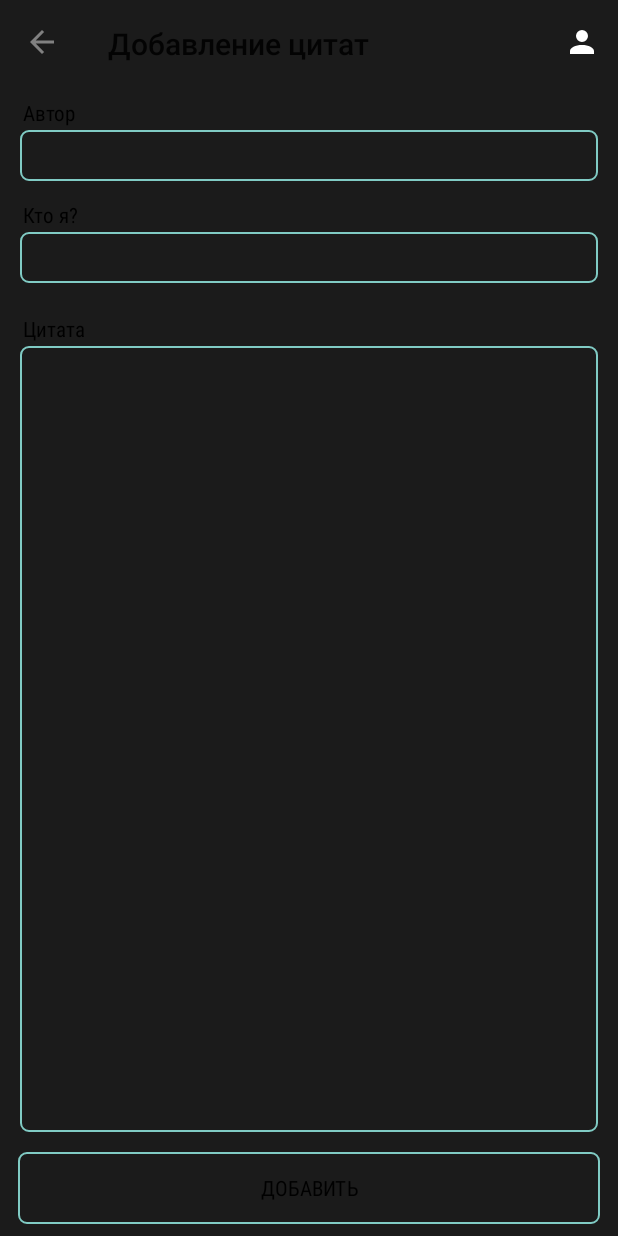
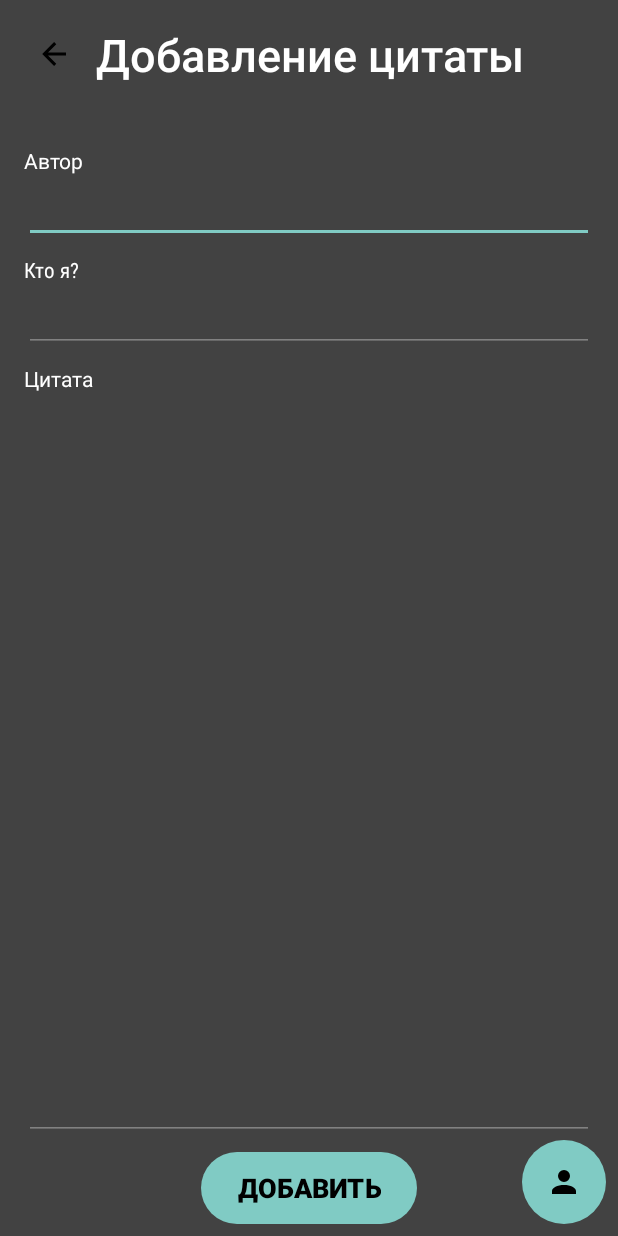
Before and after one commit to TheEvilRoot/UADAQuoter, an Android app: the NewQuoteActivity screen opened directly, with no data from a screen before it, on a phone screen of 412 x 824 dp. Run offline under Robolectric (Android 15) with nearby library versions, the phone set to English and light mode, and no system bars; libraries missing offline, so code that uses them is left out: daio.io.dresscode; 1 statement that could not run was skipped.

Commit message:
Redesigned Edit- and New- QuoteActivity. Optimized input handlering. Moved code into PrivateReferences

```diff
--- a/app/src/main/java/com/theevilroot/uadaquoter/activities/NewQuoteActivity.kt
+++ b/app/src/main/java/com/theevilroot/uadaquoter/activities/NewQuoteActivity.kt
@@ -2,19 +2,15 @@ package com.theevilroot.uadaquoter.activities
 
 import android.annotation.SuppressLint
 import android.os.Bundle
-import android.view.Menu
-import android.view.MenuItem
-import android.view.View
-import android.view.animation.Animation
-import android.view.animation.AnimationUtils
 import android.widget.*
-import androidx.annotation.ColorRes
 import androidx.appcompat.app.AppCompatActivity
-import androidx.appcompat.widget.Toolbar
 import com.theevilroot.uadaquoter.*
+import com.theevilroot.uadaquoter.references.PrivateReferences
 import kotlin.concurrent.thread
 // Change it to com.theevilroot.uadaquoter.references.References.CODE_PREFIX
+// Change it to com.theevilroot.uadaquoter.references.References.CODE
 import com.theevilroot.uadaquoter.references.PrivateReferences.CODE_PREFIX
+import com.theevilroot.uadaquoter.references.PrivateReferences.CODE
 import com.theevilroot.uadaquoter.utils.bind
 import com.theevilroot.uadaquoter.utils.showAdderNameDialog
 import com.theevilroot.uadaquoter.utils.showPINDialog
@@ -22,70 +18,52 @@ import daio.io.dresscode.matchDressCode
 
 class NewQuoteActivity: AppCompatActivity() {
 
-    private lateinit var app: App
-
-    private val toolbar by bind<Toolbar>(R.id.toolbar)
-    private val authorView by bind<AutoCompleteTextView>(R.id.eq_author)
-    private val adderView by bind<EditText>(R.id.eq_adder)
-    private val quoteView by bind<EditText>(R.id.eq_quote)
-    private val addButton by bind<Button>(R.id.eq_save)
-    private val statusView by bind<TextView>(R.id.eq_status)
-
-    private val statusInAnimation: Animation by lazy { AnimationUtils.loadAnimation(this, android.R.anim.slide_in_left) }
-    private val statusOutAnimation: Animation by lazy { AnimationUtils.loadAnimation(this, android.R.anim.slide_out_right) }
+    private val authorView by bind<AutoCompleteTextView>(R.id.edit_quote_author)
+    private val adderView by bind<EditText>(R.id.edit_quote_adder)
+    private val quoteView by bind<EditText>(R.id.edit_quote_quote)
+    private val saveButton by bind<Button>(R.id.edit_quote_save)
+    private val backButton by bind<ImageButton>(R.id.edit_quote_back_button)
+    private val titleView by bind<TextView>(R.id.edit_quote_title_view)
+    private val subtitleView by bind<TextView>(R.id.edit_quote_subtitle_view)
+    private val personalDataButton by bind<ImageButton>(R.id.edit_quote_personal_data)
 
     @SuppressLint("SetTextI18n")
     override fun onCreate(savedInstanceState: Bundle?) {
         matchDressCode()
         super.onCreate(savedInstanceState)
         setContentView(R.layout.activity_edit_quote)
-        app = application as App
-        setSupportActionBar(toolbar)
-        supportActionBar!!.setDisplayHomeAsUpEnabled(true)
-        addButton.setOnClickListener {
+
+        titleView.text = "Добавление цитаты"
+        saveButton.text = "Добавить"
+
+        saveButton.setOnClickListener { _ ->
             val author = authorView.text.toString()
             val adder = adderView.text.toString()
             val quote = quoteView.text.toString()
+
             if(author.isBlank() || adder.isBlank() || quote.isBlank()) {
-                return@setOnClickListener showStatus("Заполните все поля!", android.R.color.holo_red_light, 1000)
+                subtitleView.text = "Заполните все поля!"
+                return@setOnClickListener
             }
             showPINDialog(this) { str, dialog, _ ->
-                if (str.length == 4) {
-                    val code = str.toIntOrNull() ?: return@showPINDialog
-                    if (code == 6741) {
-                        showStatus("Добавление...", android.R.color.holo_green_light, Runnable {
-                            QuoterApi.add(adder, author, quote, "$CODE_PREFIX$code", {
+                if (str == PrivateReferences.CODE) {
+                    QuoterApi.add(adder, author, quote, CODE_PREFIX + CODE, {
                         runOnUiThread {
                             authorView.setText("")
                             adderView.setText("")
                             quoteView.setText("")
-                                    statusView.text = "Успешно"
+                            subtitleView.text = "Успешно"
                         }
                     }, {
-                                runOnUiThread { statusView.text = "Ошибка: ${it?.localizedMessage}" }
+                        it?.printStackTrace()
+                        runOnUiThread { subtitleView.text = "Ошибка" }
                     })
                     Thread.sleep(1000)
-                        })
                     dialog.dismiss()
                 }
             }
         }
-        }
-        adderView.setText(QuoterApi.getAdderName(this))
-        authorView.setAdapter(ArrayAdapter<String>(this, R.layout.item_author, QuoterApi.quotes.asSequence().map { it.author }.distinct().toList().toTypedArray()))
-        authorView.setDropDownBackgroundResource(R.drawable.background_text_edit)
-        authorView.dropDownVerticalOffset = 8
-    }
-
-    override fun onCreateOptionsMenu(menu: Menu): Boolean {
-        menuInflater.inflate(R.menu.menu_add_quote, menu)
-        return true
-    }
-
-    override fun onOptionsItemSelected(item: MenuItem): Boolean {
-        when(item.itemId) {
-            android.R.id.home -> finish()
-            R.id.tb_personal_data -> {
+        personalDataButton.setOnClickListener {
             showAdderNameDialog(this, QuoterApi.getAdderName(this), { editText, textView, alertDialog ->
                 if (editText.text.toString().isBlank()) {
                     textView.text = "Введите что-нибудь, кроме ничего"
@@ -93,27 +71,13 @@ class NewQuoteActivity: AppCompatActivity() {
                 }
                 if (QuoterApi.getAdderName(this) == editText.text.toString())
                     return@showAdderNameDialog alertDialog.dismiss()
-                    showStatus("Изменено", android.R.color.holo_green_light, Runnable {
                 QuoterApi.setAdderName(this, editText.text.toString())
-                        Thread.sleep(1000)
-                    })
                 alertDialog.dismiss()
             }, true)
         }
-        }
-        return super.onOptionsItemSelected(item)
-    }
-
-    private fun showStatus(msg: String, @ColorRes color: Int, action: Runnable) {
-        thread(true) {
-            runOnUiThread {if(statusView.visibility == View.VISIBLE) return@runOnUiThread ; statusView.text = msg ; statusView.setTextColor(resources.getColor(color)) ; statusView.visibility = View.VISIBLE; statusView.startAnimation(statusInAnimation) }
-            action.run()
-            runOnUiThread { if(statusView.visibility == View.GONE) return@runOnUiThread ; statusView.clearAnimation() ; statusView.startAnimation(statusOutAnimation) ; statusView.visibility = View.GONE }
+        backButton.setOnClickListener {
+            onBackPressed()
         }
     }
 
-    private fun showStatus(msg: String, @ColorRes color: Int, time: Long) {
-        showStatus(msg, color, Runnable { Thread.sleep(time) })
 }
-
-}
--- a/app/src/main/java/com/theevilroot/uadaquoter/references/References.kt
+++ b/app/src/main/java/com/theevilroot/uadaquoter/references/References.kt
@@ -2,4 +2,5 @@ package com.theevilroot.uadaquoter.references
 
 object References {
     const val CODE_PREFIX = "НЕСКАЖУ!"
+    const val CODE = "НЕ СКАЖУ!!!"
 }
--- a/app/src/main/res/drawable/background_button.xml
+++ b/app/src/main/res/drawable/background_button.xml
@@ -1,5 +1,5 @@
 <?xml version="1.0" encoding="utf-8"?>
 <shape xmlns:android="http://schemas.android.com/apk/res/android">
-    <stroke android:color="?attr/colorAccent" android:width="1dp" />
-    <corners android:radius="5dp" />
+    <solid android:color="?attr/colorAccent" />
+    <corners android:radius="1000dp" />
 </shape>
--- /dev/null
+++ b/app/src/main/res/drawable/ic_arrow_left.xml
@@ -0,0 +1,8 @@
+<!-- drawable/arrow_left.xml -->
+<vector xmlns:android="http://schemas.android.com/apk/res/android"
+    android:height="24dp"
+    android:width="24dp"
+    android:viewportWidth="24"
+    android:viewportHeight="24">
+    <path android:fillColor="#FFF" android:pathData="M20,11V13H8L13.5,18.5L12.08,19.92L4.16,12L12.08,4.08L13.5,5.5L8,11H20Z" />
+</vector>
--- a/app/src/main/res/layout/activity_edit_quote.xml
+++ b/app/src/main/res/layout/activity_edit_quote.xml
@@ -1,49 +1,76 @@
 <?xml version="1.0" encoding="utf-8"?>
 <androidx.constraintlayout.widget.ConstraintLayout
     xmlns:android="http://schemas.android.com/apk/res/android"
+    xmlns:tools="http://schemas.android.com/tools"
     android:layout_width="match_parent"
     android:layout_height="match_parent"
     xmlns:app="http://schemas.android.com/apk/res-auto"
     android:id="@+id/root_layout"
-    android:background="?attr/colorPrimaryDark">
+    android:background="?attr/colorPrimary">
 
-    <androidx.appcompat.widget.Toolbar
-        android:id="@+id/toolbar"
+    <ImageButton
+        android:id="@+id/edit_quote_back_button"
+        android:layout_width="wrap_content"
+        android:layout_height="wrap_content"
+        android:layout_marginStart="16dp"
+        android:layout_marginTop="16dp"
+        android:background="@null"
+        android:tint="?android:attr/textColor"
+        android:padding="8dp"
+        app:layout_constraintStart_toStartOf="parent"
+        app:layout_constraintTop_toTopOf="parent"
+        app:srcCompat="@drawable/ic_arrow_left" />
+
+    <TextView
+        android:id="@+id/edit_quote_title_view"
+        style="@style/TextAppearance.AppCompat.Title"
+        android:layout_width="0dp"
+        android:layout_height="wrap_content"
+        android:layout_marginStart="8dp"
+        android:layout_marginTop="16dp"
+        android:layout_marginEnd="8dp"
+        android:text="Edit Quote"
+        android:textColor="?android:attr/textColorPrimary"
+        android:textSize="30sp"
+        app:layout_constraintEnd_toEndOf="parent"
+        app:layout_constraintStart_toEndOf="@+id/edit_quote_back_button"
+        app:layout_constraintTop_toTopOf="parent" />
+
+    <TextView
+        android:id="@+id/edit_quote_subtitle_view"
         android:layout_width="match_parent"
-        android:layout_height="58dp"
-        android:background="?attr/colorPrimaryDark"
+        android:layout_height="wrap_content"
+        android:layout_marginStart="16dp"
+        android:layout_marginEnd="16dp"
+        android:textColor="?android:attr/textColorSecondary"
+        android:textSize="18sp"
         app:layout_constraintEnd_toEndOf="parent"
         app:layout_constraintStart_toStartOf="parent"
-        app:layout_constraintTop_toTopOf="parent">
-
-    </androidx.appcompat.widget.Toolbar>
+        app:layout_constraintTop_toBottomOf="@id/edit_quote_title_view" />
 
     <LinearLayout
         android:id="@+id/linearLayout"
         android:layout_width="match_parent"
         android:layout_height="wrap_content"
-        android:layout_marginStart="8dp"
-        android:layout_marginEnd="8dp"
+        android:layout_marginStart="16dp"
+        android:layout_marginTop="16dp"
+        android:layout_marginEnd="16dp"
         android:orientation="vertical"
-        android:padding="5dp"
         app:layout_constraintEnd_toEndOf="parent"
         app:layout_constraintStart_toStartOf="parent"
-        app:layout_constraintTop_toBottomOf="@+id/toolbar">
+        app:layout_constraintTop_toBottomOf="@id/edit_quote_subtitle_view">
 
         <TextView
             android:layout_width="wrap_content"
             android:layout_height="wrap_content"
-            android:fontFamily="sans-serif-condensed"
-            android:padding="2dp"
+            android:fontFamily="sans-serif"
             android:text="Автор"
-            android:textColor="?android:attr/textColor" />
+            android:textColor="?android:attr/textColorPrimary" />
 
         <AutoCompleteTextView
-            android:id="@+id/eq_author"
+            android:id="@+id/edit_quote_author"
             android:layout_width="match_parent"
             android:layout_height="wrap_content"
-            android:background="@drawable/background_text_edit"
-            android:fontFamily="sans-serif-condensed"
             android:textColor="?android:attr/textColor" />
 
     </LinearLayout>
@@ -52,10 +79,10 @@
         android:id="@+id/linearLayout2"
         android:layout_width="match_parent"
         android:layout_height="wrap_content"
-        android:layout_marginStart="8dp"
-        android:layout_marginEnd="8dp"
+        android:layout_marginStart="16dp"
+        android:layout_marginTop="8dp"
+        android:layout_marginEnd="16dp"
         android:orientation="vertical"
-        android:padding="5dp"
         app:layout_constraintEnd_toEndOf="parent"
         app:layout_constraintStart_toStartOf="parent"
         app:layout_constraintTop_toBottomOf="@+id/linearLayout">
@@ -64,16 +91,13 @@
             android:layout_width="wrap_content"
             android:layout_height="wrap_content"
             android:fontFamily="sans-serif-condensed"
-            android:padding="2dp"
             android:text="Кто я?"
-            android:textColor="?android:attr/textColor" />
+            android:textColor="?android:attr/textColorPrimary" />
 
         <EditText
-            android:id="@+id/eq_adder"
+            android:id="@+id/edit_quote_adder"
             android:layout_width="match_parent"
             android:layout_height="wrap_content"
-            android:background="@drawable/background_text_edit"
-            android:fontFamily="sans-serif-condensed"
             android:textColor="?android:attr/textColor" />
 
     </LinearLayout>
@@ -81,13 +105,12 @@
     <LinearLayout
         android:layout_width="match_parent"
         android:layout_height="0dp"
-        android:layout_marginStart="8dp"
+        android:layout_marginStart="16dp"
         android:layout_marginTop="8dp"
-        android:layout_marginEnd="8dp"
+        android:layout_marginEnd="16dp"
         android:layout_marginBottom="8dp"
         android:orientation="vertical"
-        android:padding="5dp"
-        app:layout_constraintBottom_toTopOf="@+id/eq_save"
+        app:layout_constraintBottom_toTopOf="@+id/edit_quote_save"
         app:layout_constraintEnd_toEndOf="parent"
         app:layout_constraintHorizontal_bias="1.0"
         app:layout_constraintStart_toStartOf="parent"
@@ -96,17 +119,13 @@
         <TextView
             android:layout_width="wrap_content"
             android:layout_height="wrap_content"
-            android:fontFamily="sans-serif-condensed"
-            android:padding="2dp"
             android:text="Цитата"
-            android:textColor="?android:attr/textColor" />
+            android:textColor="?android:attr/textColorPrimary" />
 
         <EditText
-            android:id="@+id/eq_quote"
+            android:id="@+id/edit_quote_quote"
             android:layout_width="match_parent"
             android:layout_height="match_parent"
-            android:background="@drawable/background_text_edit"
-            android:fontFamily="sans-serif-condensed"
             android:gravity="top|start"
             android:singleLine="false"
             android:textColor="?android:attr/textColor" />
@@ -114,33 +133,40 @@
     </LinearLayout>
 
     <Button
-        android:id="@+id/eq_save"
-        android:layout_width="0dp"
+        android:id="@+id/edit_quote_save"
+        style="@style/Widget.AppCompat.Button.Borderless.Colored"
+        android:layout_width="wrap_content"
         android:layout_height="wrap_content"
-        android:layout_marginStart="12dp"
-        android:layout_marginEnd="12dp"
+        android:layout_marginStart="16dp"
+        android:layout_marginEnd="16dp"
         android:layout_marginBottom="8dp"
         android:background="@drawable/background_button"
-        android:fontFamily="sans-serif-condensed"
-        android:text="Добавить"
+        android:paddingStart="24dp"
+        android:paddingTop="8dp"
+        android:paddingEnd="24dp"
+        android:paddingBottom="8dp"
+        android:text="Сохранить"
         android:textColor="?android:attr/textColor"
+        android:textSize="18sp"
+        android:textStyle="bold"
         app:layout_constraintBottom_toBottomOf="parent"
         app:layout_constraintEnd_toEndOf="parent"
         app:layout_constraintStart_toStartOf="parent" />
 
-    <TextView
-        android:id="@+id/eq_status"
+    <ImageButton
+        android:id="@+id/edit_quote_personal_data"
         android:layout_width="wrap_content"
         android:layout_height="wrap_content"
-        android:layout_marginStart="8dp"
         android:layout_marginEnd="8dp"
-        android:fontFamily="sans-serif-condensed"
-        android:text="TextView"
-        android:textAllCaps="true"
-        android:textSize="18sp"
-        android:visibility="gone"
+        android:layout_marginBottom="8dp"
+        android:background="@drawable/background_button"
+        android:paddingStart="16dp"
+        android:paddingTop="16dp"
+        android:paddingEnd="16dp"
+        android:paddingBottom="16dp"
+        android:tint="?android:attr/textColor"
+        app:layout_constraintBottom_toBottomOf="parent"
         app:layout_constraintEnd_toEndOf="parent"
-        app:layout_constraintStart_toStartOf="parent"
-        app:layout_constraintTop_toTopOf="@+id/linearLayout" />
+        app:srcCompat="@drawable/ic_account" />
 
 </androidx.constraintlayout.widget.ConstraintLayout>
--- a/app/src/main/res/menu/menu_add_quote.xml
+++ /dev/null
@@ -1,8 +0,0 @@
-<?xml version="1.0" encoding="utf-8"?>
-<menu xmlns:android="http://schemas.android.com/apk/res/android"
-    xmlns:app="http://schemas.android.com/apk/res-auto">
-    <item android:id="@+id/tb_personal_data"
-        android:title="Кто вы?"
-        android:icon="@drawable/ic_account"
-        app:showAsAction="always" />
-</menu>
--- a/app/src/main/res/values/colors.xml
+++ b/app/src/main/res/values/colors.xml
@@ -5,18 +5,21 @@
     <color name="colorAccent">#80cbc4</color>
     <color name="textColor">#000</color>
     <color name="textColorSecondary">#818181</color>
+    <color name="textColorPrimary">#FFF</color>
 
     <color name="uadafLightColorPrimary">#FFF</color>
     <color name="uadafLightColorPrimaryDark">#2C2F33</color>
     <color name="uadafLightColorAccent">#7289DA</color>
     <color name="uadafLightTextColor">#FFFFFF</color>
     <color name="uadafLightSecondaryTextColor">#99AAB5</color>
+    <color name="uadafLightPrimaryTextColor">#000</color>
 
     <color name="uadafDarkColorPrimary">#23272A</color>
     <color name="uadafDarkColorPrimaryDark">#2C2F33</color>
     <color name="uadafDarkColorAccent">#2C2F33</color>
     <color name="uadafDarkTextColor">#FFFFFF</color>
     <color name="uadafDarkSecondaryTextColor">#99AAB5</color>
+    <color name="uadafDarkPrimaryTextColor">#FFF</color>
 
 
     <color name="ic_launcher_background">#343434</color>
--- a/app/src/main/res/values/styles.xml
+++ b/app/src/main/res/values/styles.xml
@@ -8,6 +8,7 @@
         <item name="colorAccent">@color/colorAccent</item>
         <item name="android:textColor">@color/textColor</item>
         <item name="android:textColorSecondary">@color/textColorSecondary</item>
+        <item name="android:textColorPrimary">@color/textColorPrimary</item>
     </style>
 
     <style name="AppTheme.UADAFDark" parent="AppTheme.UADAF">
@@ -16,6 +17,7 @@
         <item name="colorAccent">@color/uadafDarkColorAccent</item>
         <item name="android:textColor">@color/uadafDarkTextColor</item>
         <item name="android:textColorSecondary">@color/uadafDarkSecondaryTextColor</item>
+        <item name="android:textColorPrimary">@color/uadafDarkPrimaryTextColor</item>
 
         <item name="actionBarPopupTheme">@style/AppTheme.UADAF.AppBar.PopUp.Dark</item>
     </style>
@@ -26,6 +28,7 @@
         <item name="colorAccent">@color/uadafLightColorAccent</item>
         <item name="android:textColor">@color/uadafLightTextColor</item>
         <item name="android:textColorSecondary">@color/uadafLightSecondaryTextColor</item>
+        <item name="android:textColorPrimary">@color/uadafLightPrimaryTextColor</item>
 
         <item name="actionBarPopupTheme">@style/AppTheme.UADAF.AppBar.PopUp.Light</item>
     </style>
```
Also changed, not shown: app/src/main/java/com/theevilroot/uadaquoter/activities/EditQuoteActivity.kt (+26 -61 lines). Lines whose indentation alone changed are shown as unchanged.
